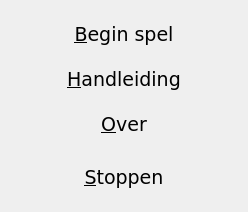
Old version of the form qtk3opeenrijmenudialog.ui in the repository richelbilderbeek/K3OpEenRij.
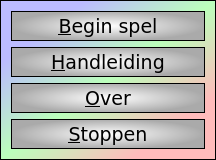
New version of the form. Icons and pictures are not drawn.

Diff of the .ui file:
```diff
--- a/qtk3opeenrijmenudialog.ui
+++ b/qtk3opeenrijmenudialog.ui
@@ -6,8 +6,8 @@
    <rect>
     <x>0</x>
     <y>0</y>
-    <width>248</width>
-    <height>212</height>
+    <width>216</width>
+    <height>160</height>
    </rect>
   </property>
   <property name="font">
@@ -24,14 +24,24 @@
     <normaloff>:/images/R.png</normaloff>:/images/R.png</iconset>
   </property>
   <property name="styleSheet">
-   <string notr="true">QDialog { 
-  background-color: qlineargradient(x1: 0, y1: 0, x2: 1, y2: 1, stop: 0 #ffdbeb, stop: 1 #ff7b8b);
+   <string notr="true">QDialog {
+ background-color: qlineargradient(x1: 0, y1: 0, x2: 1, y2: 1, stop: 0  #bbf, stop: 0.2  #bbf, stop: 0.5 #bfb, stop: 0.8 #fbb, stop: 1 #fbb);
+  border: 1px solid black
 }
-QPushButton { background-color: rgb(255, 255, 255);  }
-QPushButton { color: rgb(0,0,0); }
-QPushButton { font: 32px, &quot;monospace&quot; }
 
-#ffcbdb</string>
+QSpinBox,QDoubleSpinBox,QComboBox { 
+  background-color: qlineargradient(x1: 0, y1: 0, x2: 1, y2: 1, stop: 0  #bbb, stop: 1 #fff);
+  border: 1px solid black
+}
+
+QPushButton
+{
+  font: 24px bold &quot;Courier&quot; courier monospace;
+  color: #000;
+  background-color: qradialgradient(cx: 0.5, cy: 0.5,fx: 0.5, fy: 0.5,radius: 0.5, stop: 0 #fff, stop: 1 #aaa);
+  border: 1px solid black
+}
+</string>
   </property>
   <layout class="QVBoxLayout" name="verticalLayout">
    <item>
@@ -56,6 +66,12 @@
        </item>
        <item>
         <widget class="QPushButton" name="button_instructions">
+         <property name="sizePolicy">
+          <sizepolicy hsizetype="Minimum" vsizetype="Preferred">
+           <horstretch>0</horstretch>
+           <verstretch>0</verstretch>
+          </sizepolicy>
+         </property>
          <property name="text">
           <string>&amp;Handleiding</string>
          </property>
```
